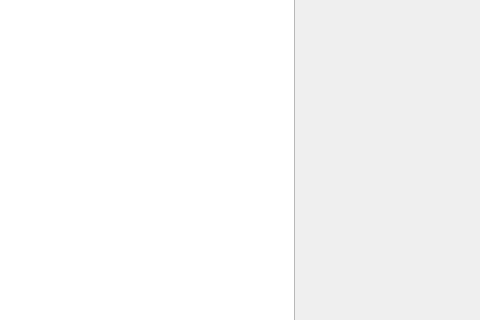
Old version of the form window.ui in the repository suy/fontextractor; both pictures show x 495 to 975 and y 101 to 421 of the 975 by 552 pixel window.
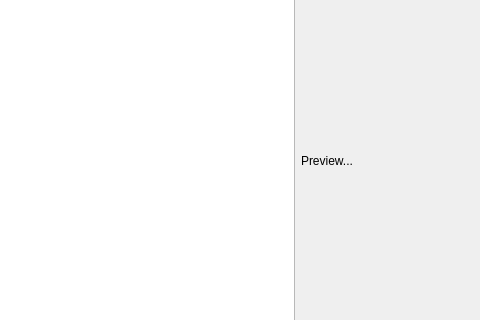
New version of the form.

Commit message: Implement the preview

Patch:
```diff
--- a/window.ui
+++ b/window.ui
@@ -104,7 +104,11 @@
    <item>
     <layout class="QVBoxLayout" name="verticalLayout_2">
      <item>
-      <widget class="QWidget" name="preview" native="true"/>
+      <widget class="QLabel" name="preview">
+       <property name="text">
+        <string>Preview...</string>
+       </property>
+      </widget>
      </item>
      <item>
       <layout class="QHBoxLayout" name="horizontalLayout_4">
```
The commit also changes 1 other file.
